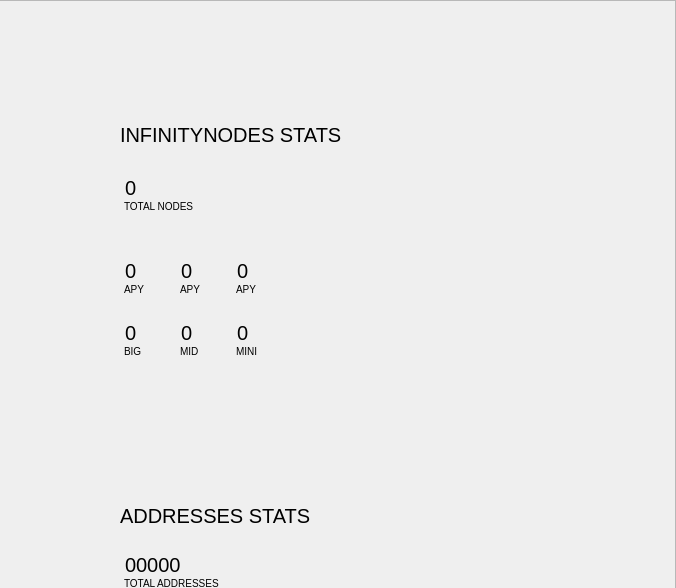
crptec/sinovate, file src/qt/forms/statspage.ui: the form before one commit; both pictures show x 503 to 1179 and y 0 to 588 of the 1179 by 868 pixel window.
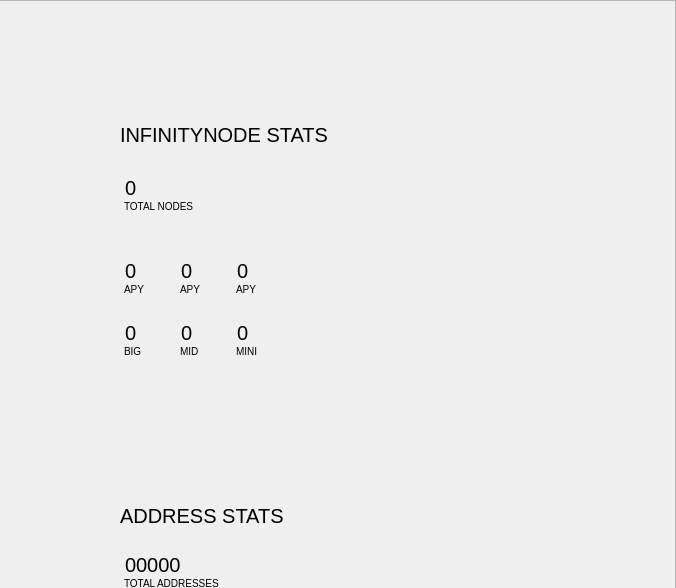
The form after the commit.

Patch:
```diff
--- a/src/qt/forms/statspage.ui
+++ b/src/qt/forms/statspage.ui
@@ -854,7 +854,7 @@
 </string>
               </property>
               <property name="text">
-               <string>INFINITYNODES STATS</string>
+               <string>INFINITYNODE STATS</string>
               </property>
              </widget>
             </item>
@@ -1410,7 +1410,7 @@
 </string>
               </property>
               <property name="text">
-               <string>ADDRESSES STATS</string>
+               <string>ADDRESS STATS</string>
               </property>
              </widget>
             </item>
```
